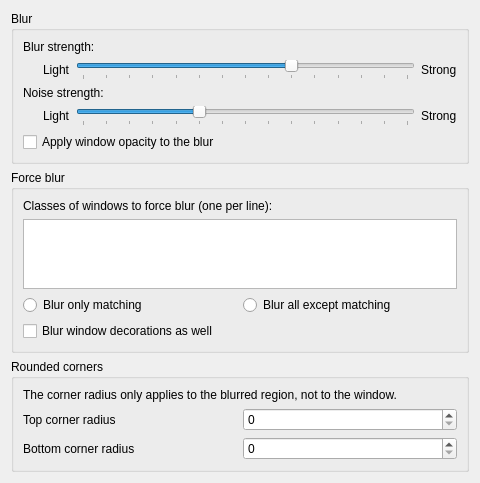
Qt form src/kcm/blur_config.ui (taj-ny/kwin-effects-forceblur) before a commit.
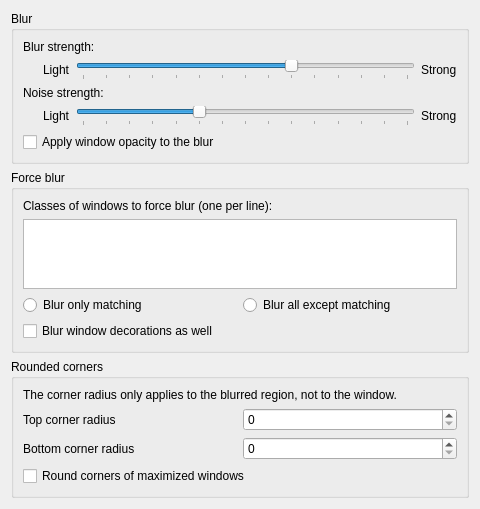
The same form after that commit.

Commit message: add an option to disable rounded corners for maximized windows

The edit to the form file:
```diff
--- a/src/kcm/blur_config.ui
+++ b/src/kcm/blur_config.ui
@@ -263,6 +263,13 @@
         </item>
        </layout>
       </item>
+      <item>
+       <widget class="QCheckBox" name="kcfg_RoundCornersOfMaximizedWindows">
+        <property name="text">
+         <string>Round corners of maximized windows</string>
+        </property>
+       </widget>
+      </item>
      </layout>
     </widget>
    </item>
```
The commit also changes 3 other files.
